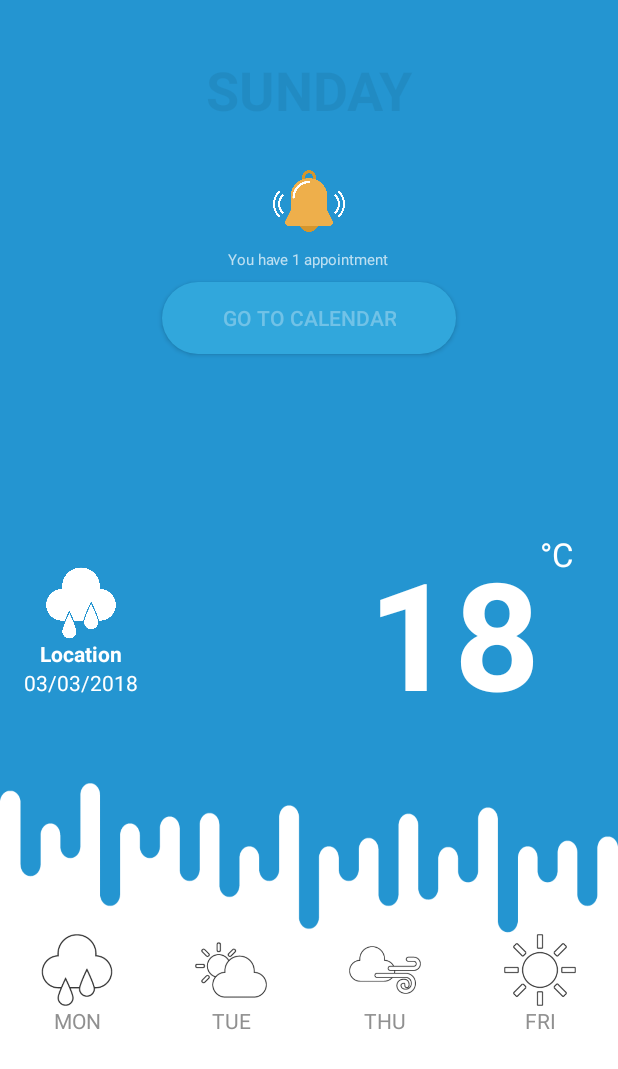
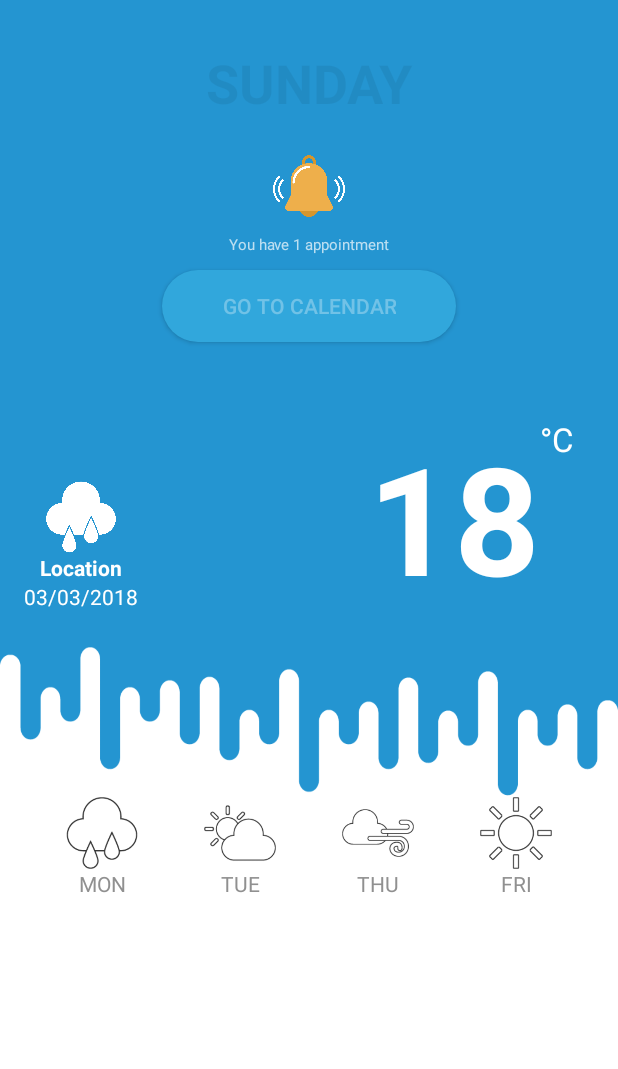
Before and after one commit to govzz/13_Weather_App_Design, an Android app: the screen it shows after launch (MainActivity), on a phone screen of 412 x 824 dp. Shown: the top 1069 px of the screen. Run offline under Robolectric (Android 15) with nearby library versions, the phone set to English and light mode, and no system bars.

Commit message:
complete the application designed using a constraint layout 20161586

```diff
--- a/app/src/main/res/layout/activity_main.xml
+++ b/app/src/main/res/layout/activity_main.xml
@@ -1,39 +1,42 @@
 <?xml version="1.0" encoding="utf-8"?>
-<LinearLayout xmlns:android="http://schemas.android.com/apk/res/android"
+<android.support.constraint.ConstraintLayout xmlns:android="http://schemas.android.com/apk/res/android"
     xmlns:app="http://schemas.android.com/apk/res-auto"
     xmlns:tools="http://schemas.android.com/tools"
     android:layout_width="match_parent"
     android:layout_height="match_parent"
-    android:background="#2495d1"
-    android:orientation="vertical"
-    android:weightSum="8"
-    tools:context="mg.studio.weather.MainActivity">
-
+    android:background="#2495d1">
     <TextView
+        android:id="@+id/textView"
         android:layout_width="match_parent"
-        android:layout_height="0dp"
+        android:layout_height="90dp"
         android:layout_marginTop="10dp"
-        android:layout_weight="1"
         android:gravity="center"
         android:text="Sunday"
         android:textAllCaps="true"
         android:textColor="#10000000"
         android:textSize="36sp"
-        android:textStyle="bold" />
+        android:textStyle="bold"
+        app:layout_constraintLeft_toLeftOf="parent"
+        app:layout_constraintRight_toRightOf="parent"
+        app:layout_constraintTop_toTopOf="parent"
+        app:layout_constraintVertical_weight="1" />
 
-    <LinearLayout
+    <android.support.constraint.ConstraintLayout
+        android:id="@+id/constraintLay"
         android:layout_width="match_parent"
         android:layout_height="0dp"
-        android:layout_marginBottom="10dp"
-        android:layout_weight="2"
-        android:orientation="vertical">
+        app:layout_constraintTop_toBottomOf="@id/textView"
+        app:layout_constraintVertical_weight="5">
 
         <ImageView
             android:id="@+id/imageView"
             android:layout_width="48dp"
             android:layout_height="48dp"
-            android:layout_gravity="center"
+            app:layout_constraintLeft_toLeftOf="parent"
+            app:layout_constraintRight_toRightOf="parent"
+            app:layout_constraintTop_toTopOf="parent"
             app:srcCompat="@drawable/notification" />
+
 
         <TextView
             android:id="@+id/tv_news"
@@ -42,47 +45,33 @@
             android:layout_gravity="center"
             android:layout_margin="8dp"
             android:text="You have 1 appointment"
-            android:textSize="10sp" />
+            android:textSize="10sp"
+            app:layout_constraintLeft_toLeftOf="parent"
+            app:layout_constraintRight_toRightOf="parent"
+            app:layout_constraintTop_toBottomOf="@id/imageView" />
 
         <Button
             android:id="@+id/button"
             android:layout_width="wrap_content"
             android:layout_height="wrap_content"
-            android:layout_gravity="center"
             android:background="@drawable/button_selector"
             android:gravity="center"
             android:paddingLeft="40dp"
             android:paddingRight="40dp"
             android:text="Go to Calendar"
-            android:textColor="#50ffffff" />
-    </LinearLayout>
-
-    <LinearLayout
-        android:layout_width="match_parent"
-        android:layout_height="0dp"
-        android:layout_weight="3"
-        android:orientation="vertical"
-        android:weightSum="3">
-
-        <RelativeLayout
-            android:layout_width="match_parent"
-            android:layout_height="0dp"
-            android:layout_weight="2">
-
-            <LinearLayout
-                android:id="@+id/linearLayout"
-                android:layout_width="wrap_content"
-                android:layout_height="match_parent"
-                android:layout_alignParentLeft="true"
-                android:layout_margin="16dp"
-                android:gravity="center_vertical"
-                android:orientation="vertical">
+            android:textColor="#50ffffff"
+            android:layout_marginTop="10dp"
+            app:layout_constraintLeft_toLeftOf="parent"
+            app:layout_constraintRight_toRightOf="parent"
+            app:layout_constraintTop_toBottomOf="@id/tv_news" />
 
         <ImageView
             android:id="@+id/img_weather_condition"
             android:layout_width="48dp"
             android:layout_height="48dp"
-                    android:layout_gravity="center"
+            android:layout_marginLeft="30dp"
+            app:layout_constraintLeft_toLeftOf="parent"
+            app:layout_constraintBottom_toTopOf="@id/tv_location"
             app:srcCompat="@drawable/rainy_up" />
 
         <TextView
@@ -92,154 +81,144 @@
             android:layout_gravity="center"
             android:text="Location"
             android:textColor="@android:color/white"
-                    android:textStyle="bold" />
+            android:textStyle="bold"
+            app:layout_constraintLeft_toLeftOf="@id/img_weather_condition"
+            app:layout_constraintRight_toRightOf="@id/img_weather_condition"
+            app:layout_constraintBaseline_toBaselineOf="@id/tv_temp"/>
 
         <TextView
             android:id="@+id/tv_date"
             android:layout_width="wrap_content"
             android:layout_height="wrap_content"
             android:text="03/03/2018"
-                    android:textColor="@android:color/white" />
+            android:textColor="@android:color/white"
+            app:layout_constraintLeft_toLeftOf="@id/img_weather_condition"
+            app:layout_constraintRight_toRightOf="@id/img_weather_condition"
+            app:layout_constraintTop_toBottomOf="@id/tv_location" />
 
-            </LinearLayout>
-
-            <LinearLayout
-                android:id="@+id/tv_temperature"
-                android:layout_width="wrap_content"
-                android:layout_height="wrap_content"
-                android:layout_alignParentEnd="true"
-                android:layout_alignParentRight="true"
-                android:layout_centerVertical="true"
-                android:layout_marginEnd="30dp"
-                android:layout_marginRight="30dp"
-                android:orientation="horizontal">
 
         <TextView
+            android:id="@+id/tv_temp"
             android:layout_width="wrap_content"
             android:layout_height="wrap_content"
             android:text="18"
             android:textColor="@android:color/white"
             android:textSize="100sp"
-                    android:textStyle="bold" />
+            android:textStyle="bold"
+            android:layout_marginTop="50dp"
+            app:layout_constraintTop_toBottomOf="@id/button"
+            app:layout_constraintRight_toLeftOf="@id/tv_deg"/>
 
         <TextView
+            android:id="@+id/tv_deg"
             android:layout_width="wrap_content"
             android:layout_height="wrap_content"
             android:layout_gravity="right"
             android:text="°C"
             android:textColor="@android:color/white"
-                    android:textSize="22sp" />
-            </LinearLayout>
+            android:textSize="22sp"
+            android:layout_marginRight="30dp"
+            app:layout_constraintTop_toTopOf="@id/tv_temp"
+            app:layout_constraintRight_toRightOf="parent"/>
 
+        <ImageView
+            android:id="@+id/iv_ice"
+            android:layout_width="match_parent"
+            android:layout_height="100dp"
+            android:scaleType="fitXY"
+            app:srcCompat="@drawable/design"
+            android:layout_marginTop="20dp"
+            app:layout_constraintTop_toBottomOf="@id/tv_temp"
+            app:layout_constraintBottom_toBottomOf="parent" />
+    </android.support.constraint.ConstraintLayout>
 
-        </RelativeLayout>
-
-        <LinearLayout
+    <android.support.constraint.ConstraintLayout
         android:layout_width="match_parent"
         android:layout_height="0dp"
-            android:layout_weight="1">
+        android:background="@android:color/white"
+        app:layout_constraintTop_toBottomOf="@id/constraintLay"
+        app:layout_constraintVertical_weight="2"
+        app:layout_constraintBottom_toBottomOf="parent">
 
         <ImageView
-                android:layout_width="match_parent"
-                android:layout_height="match_parent"
-                android:scaleType="fitXY"
-                app:srcCompat="@drawable/design" />
-        </LinearLayout>
-    </LinearLayout>
-
-
-    <LinearLayout
-        android:layout_width="match_parent"
-        android:layout_height="0dp"
-        android:layout_weight="2"
-        android:background="@android:color/white"
-        android:orientation="horizontal"
-        android:weightSum="4"
-        tools:layout_editor_absoluteX="8dp"
-        tools:layout_editor_absoluteY="380dp">
-
-        <LinearLayout
-            android:layout_width="0dp"
-            android:layout_height="wrap_content"
-            android:layout_weight="1"
-            android:gravity="center"
-            android:orientation="vertical">
-
-            <ImageView
+            android:id="@+id/iv1"
             android:layout_width="48dp"
             android:layout_height="48dp"
+            app:layout_constraintStart_toStartOf="parent"
+            app:layout_constraintEnd_toStartOf="@id/iv2"
+            app:layout_constraintTop_toTopOf="parent"
+            app:layout_constraintHorizontal_chainStyle="spread"
             app:srcCompat="@drawable/rainy_small" />
 
         <TextView
-                android:layout_width="match_parent"
+            android:layout_width="wrap_content"
             android:layout_height="wrap_content"
             android:gravity="center"
             android:text="mon"
             android:textAllCaps="true"
-                android:textColor="#909090" />
-        </LinearLayout>
-
-        <LinearLayout
-            android:layout_width="0dp"
-            android:layout_height="wrap_content"
-            android:layout_weight="1"
-            android:gravity="center"
-            android:orientation="vertical">
+            android:textColor="#909090"
+            app:layout_constraintLeft_toLeftOf="@id/iv1"
+            app:layout_constraintRight_toRightOf="@id/iv1"
+            app:layout_constraintTop_toBottomOf="@id/iv1" />
 
         <ImageView
+            android:id="@+id/iv2"
             android:layout_width="48dp"
             android:layout_height="48dp"
+            app:layout_constraintStart_toEndOf="@id/iv1"
+            app:layout_constraintEnd_toStartOf="@id/iv3"
+            app:layout_constraintTop_toTopOf="parent"
             app:srcCompat="@drawable/partly_sunny_small" />
 
         <TextView
-                android:layout_width="match_parent"
+            android:layout_width="wrap_content"
             android:layout_height="wrap_content"
             android:gravity="center"
             android:text="tue"
             android:textAllCaps="true"
-                android:textColor="#909090" />
-        </LinearLayout>
-
-        <LinearLayout
-            android:layout_width="0dp"
-            android:layout_height="wrap_content"
-            android:layout_weight="1"
-            android:gravity="center"
-            android:orientation="vertical">
+            android:textColor="#909090"
+            app:layout_constraintLeft_toLeftOf="@id/iv2"
+            app:layout_constraintRight_toRightOf="@id/iv2"
+            app:layout_constraintTop_toBottomOf="@id/iv2" />
 
         <ImageView
+            android:id="@+id/iv3"
             android:layout_width="48dp"
             android:layout_height="48dp"
+            app:layout_constraintStart_toEndOf="@id/iv2"
+            app:layout_constraintEnd_toStartOf="@id/iv4"
+            app:layout_constraintTop_toTopOf="parent"
             app:srcCompat="@drawable/windy_small" />
 
         <TextView
-                android:layout_width="match_parent"
+            android:layout_width="wrap_content"
             android:layout_height="wrap_content"
             android:gravity="center"
             android:text="thu"
             android:textAllCaps="true"
-                android:textColor="#909090" />
-        </LinearLayout>
-
-        <LinearLayout
-            android:layout_width="0dp"
-            android:layout_height="wrap_content"
-            android:layout_weight="1"
-            android:gravity="center"
-            android:orientation="vertical">
+            android:textColor="#909090"
+            app:layout_constraintLeft_toLeftOf="@id/iv3"
+            app:layout_constraintRight_toRightOf="@id/iv3"
+            app:layout_constraintTop_toBottomOf="@id/iv3" />
 
         <ImageView
+            android:id="@+id/iv4"
             android:layout_width="48dp"
             android:layout_height="48dp"
+            app:layout_constraintStart_toEndOf="@id/iv3"
+            app:layout_constraintEnd_toEndOf="parent"
+            app:layout_constraintTop_toTopOf="parent"
             app:srcCompat="@drawable/sunny_small" />
 
         <TextView
-                android:layout_width="match_parent"
+            android:layout_width="wrap_content"
             android:layout_height="wrap_content"
             android:gravity="center"
             android:text="fri"
             android:textAllCaps="true"
-                android:textColor="#909090" />
-        </LinearLayout>
-    </LinearLayout>
-</LinearLayout>
+            android:textColor="#909090"
+            app:layout_constraintLeft_toLeftOf="@id/iv4"
+            app:layout_constraintRight_toRightOf="@id/iv4"
+            app:layout_constraintTop_toBottomOf="@id/iv4" />
+    </android.support.constraint.ConstraintLayout>
+</android.support.constraint.ConstraintLayout>
```
Lines whose indentation alone changed are shown as unchanged.
